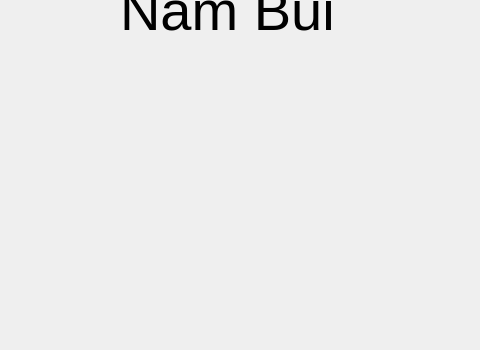
Before: the Qt Designer form C++/Client/mainwindow.ui in lacie-life/mongoDB, drawn with Qt 5; both pictures show x 130 to 610 and y 250 to 600 of the 800 by 600 pixel window.
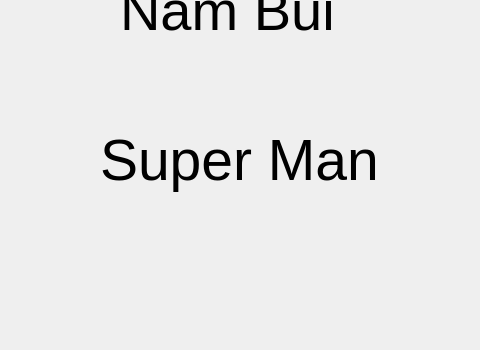
After: the same form once the commit is applied.

Commit message: created mongdbconnection class

The edit to the form file:
```diff
--- a/C++/Client/mainwindow.ui
+++ b/C++/Client/mainwindow.ui
@@ -32,6 +32,24 @@
      <string>Nam Bui</string>
     </property>
    </widget>
+   <widget class="QLabel" name="label_2">
+    <property name="geometry">
+     <rect>
+      <x>230</x>
+      <y>360</y>
+      <width>281</width>
+      <height>101</height>
+     </rect>
+    </property>
+    <property name="font">
+     <font>
+      <pointsize>43</pointsize>
+     </font>
+    </property>
+    <property name="text">
+     <string>Super Man</string>
+    </property>
+   </widget>
   </widget>
   <widget class="QMenuBar" name="menubar">
    <property name="geometry">
```
The commit also changes 5 other files.
